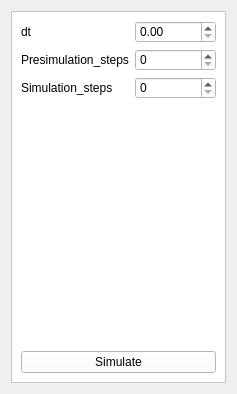
Above: crmapconverter/io/V3_0/GUI_resources/Sumo_simulate.ui from CommonRoad/commonroad-scenario-designer before the change. Below: the same form after it.
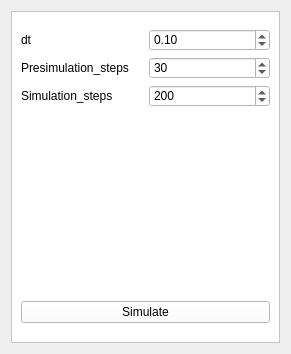
That is the form after the change.

Commit message: adjust the window size to full screen

What changed in the file:
```diff
--- a/crmapconverter/io/V3_0/GUI_resources/Sumo_simulate.ui
+++ b/crmapconverter/io/V3_0/GUI_resources/Sumo_simulate.ui
@@ -6,16 +6,43 @@
    <rect>
     <x>0</x>
     <y>0</y>
-    <width>237</width>
-    <height>394</height>
+    <width>291</width>
+    <height>354</height>
    </rect>
   </property>
+  <property name="sizePolicy">
+   <sizepolicy hsizetype="Preferred" vsizetype="Preferred">
+    <horstretch>0</horstretch>
+    <verstretch>0</verstretch>
+   </sizepolicy>
+  </property>
+  <property name="minimumSize">
+   <size>
+    <width>0</width>
+    <height>0</height>
+   </size>
+  </property>
+  <property name="maximumSize">
+   <size>
+    <width>16777215</width>
+    <height>16777215</height>
+   </size>
+  </property>
   <property name="windowTitle">
    <string/>
   </property>
   <layout class="QVBoxLayout" name="verticalLayout">
    <item>
     <widget class="QFrame" name="frame">
+     <property name="enabled">
+      <bool>true</bool>
+     </property>
+     <property name="sizePolicy">
+      <sizepolicy hsizetype="Preferred" vsizetype="Preferred">
+       <horstretch>0</horstretch>
+       <verstretch>0</verstretch>
+      </sizepolicy>
+     </property>
      <property name="autoFillBackground">
       <bool>false</bool>
      </property>
@@ -30,7 +57,7 @@
      </property>
      <layout class="QVBoxLayout" name="verticalLayout_2">
       <item>
-       <layout class="QGridLayout" name="gridLayout">
+       <layout class="QGridLayout" name="gridLayout" columnstretch="0,0">
         <item row="0" column="0">
          <widget class="QLabel" name="label">
           <property name="toolTip">
@@ -42,7 +69,32 @@
          </widget>
         </item>
         <item row="0" column="1">
-         <widget class="QDoubleSpinBox" name="doubleSpinBox_dt"/>
+         <widget class="QDoubleSpinBox" name="doubleSpinBox_dt">
+          <property name="enabled">
+           <bool>true</bool>
+          </property>
+          <property name="sizePolicy">
+           <sizepolicy hsizetype="Preferred" vsizetype="Fixed">
+            <horstretch>0</horstretch>
+            <verstretch>0</verstretch>
+           </sizepolicy>
+          </property>
+          <property name="baseSize">
+           <size>
+            <width>100</width>
+            <height>0</height>
+           </size>
+          </property>
+          <property name="locale">
+           <locale language="English" country="UnitedStates"/>
+          </property>
+          <property name="maximum">
+           <double>9999999999999.000000000000000</double>
+          </property>
+          <property name="value">
+           <double>0.100000000000000</double>
+          </property>
+         </widget>
         </item>
         <item row="1" column="0">
          <widget class="QLabel" name="label_2">
@@ -55,7 +107,26 @@
          </widget>
         </item>
         <item row="1" column="1">
-         <widget class="QSpinBox" name="spinBox_presimulation_steps"/>
+         <widget class="QSpinBox" name="spinBox_presimulation_steps">
+          <property name="sizePolicy">
+           <sizepolicy hsizetype="Preferred" vsizetype="Fixed">
+            <horstretch>0</horstretch>
+            <verstretch>0</verstretch>
+           </sizepolicy>
+          </property>
+          <property name="baseSize">
+           <size>
+            <width>100</width>
+            <height>0</height>
+           </size>
+          </property>
+          <property name="maximum">
+           <number>999999</number>
+          </property>
+          <property name="value">
+           <number>30</number>
+          </property>
+         </widget>
         </item>
         <item row="2" column="0">
          <widget class="QLabel" name="label_3">
@@ -68,7 +139,26 @@
          </widget>
         </item>
         <item row="2" column="1">
-         <widget class="QSpinBox" name="spinBox_simulation_steps"/>
+         <widget class="QSpinBox" name="spinBox_simulation_steps">
+          <property name="sizePolicy">
+           <sizepolicy hsizetype="Preferred" vsizetype="Fixed">
+            <horstretch>0</horstretch>
+            <verstretch>0</verstretch>
+           </sizepolicy>
+          </property>
+          <property name="baseSize">
+           <size>
+            <width>100</width>
+            <height>0</height>
+           </size>
+          </property>
+          <property name="maximum">
+           <number>999999999</number>
+          </property>
+          <property name="value">
+           <number>200</number>
+          </property>
+         </widget>
         </item>
        </layout>
       </item>
@@ -77,16 +167,25 @@
         <property name="orientation">
          <enum>Qt::Vertical</enum>
         </property>
+        <property name="sizeType">
+         <enum>QSizePolicy::Preferred</enum>
+        </property>
         <property name="sizeHint" stdset="0">
          <size>
           <width>20</width>
-          <height>220</height>
+          <height>180</height>
          </size>
         </property>
        </spacer>
       </item>
       <item>
        <widget class="QPushButton" name="pushButton_simulate">
+        <property name="sizePolicy">
+         <sizepolicy hsizetype="Preferred" vsizetype="Fixed">
+          <horstretch>0</horstretch>
+          <verstretch>0</verstretch>
+         </sizepolicy>
+        </property>
         <property name="text">
          <string>Simulate</string>
         </property>
```
Left out of the diff: 3 changed lines with no effect on the pictures. The commit also changes 4 other files.
